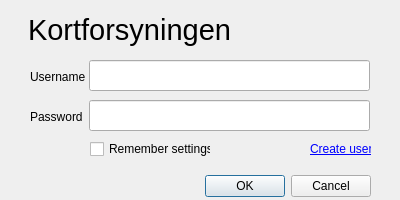
Septima/qgis-dfd-knap, file Datafordeler/settings.ui: the form before one commit.
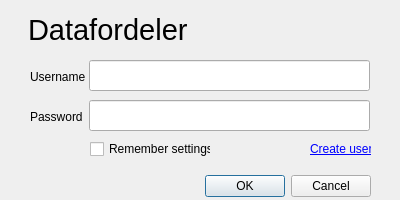
The form after the commit.

Commit message: Opdateret settingsdialog

Diff of the .ui file:
```diff
--- a/Datafordeler/settings.ui
+++ b/Datafordeler/settings.ui
@@ -123,7 +123,7 @@
     </rect>
    </property>
    <property name="text">
-    <string>&lt;html&gt;&lt;head/&gt;&lt;body&gt;&lt;p&gt;&lt;span style=&quot; font-size:22pt;&quot;&gt;Kortforsyningen&lt;/span&gt;&lt;/p&gt;&lt;/body&gt;&lt;/html&gt;</string>
+    <string>&lt;html&gt;&lt;head/&gt;&lt;body&gt;&lt;p&gt;&lt;span style=&quot; font-size:22pt;&quot;&gt;Datafordeler&lt;/span&gt;&lt;/p&gt;&lt;/body&gt;&lt;/html&gt;</string>
    </property>
   </widget>
  </widget>
```
Left out of the diff: 2 changed lines with no effect on the pictures.
